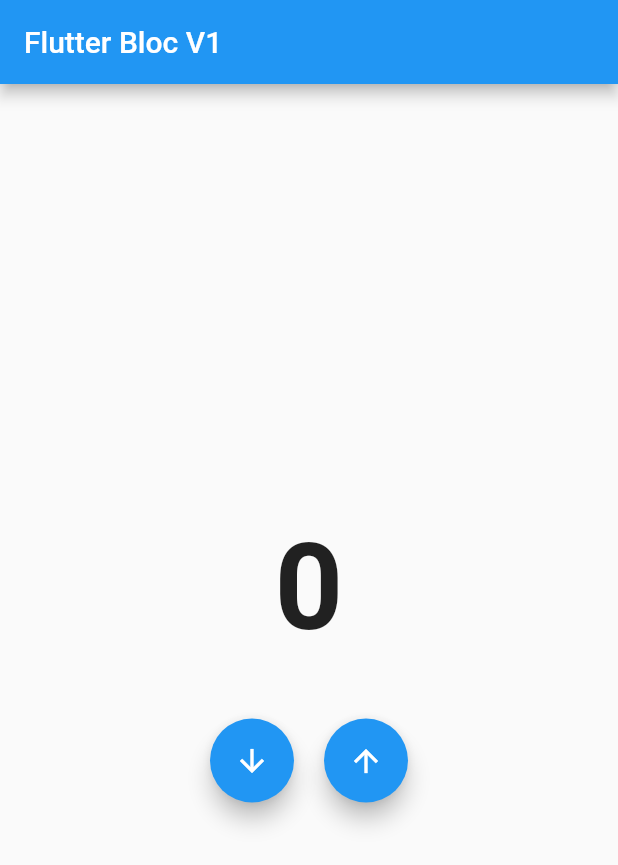
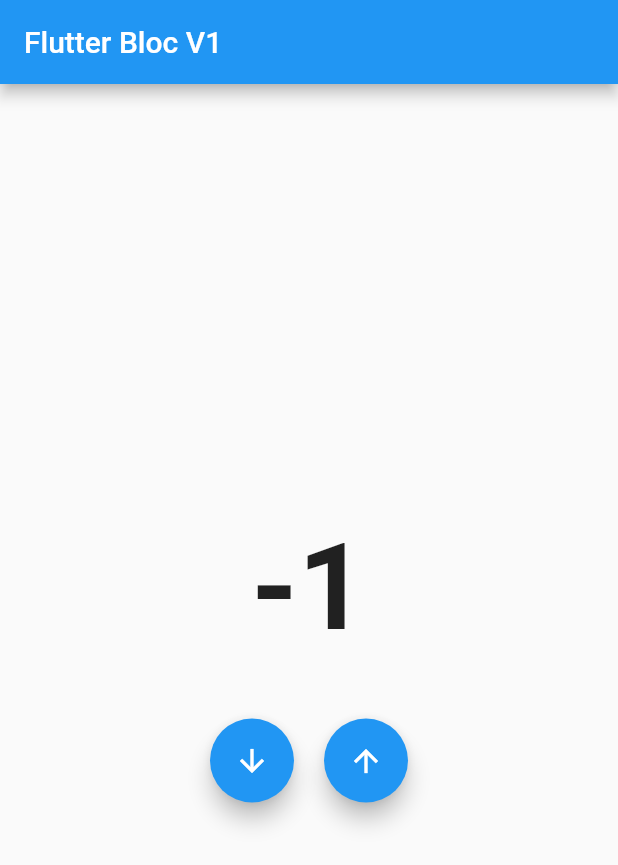
Before and after one commit to ardhikarafi/flutter-fundamental-flutterbloc-v1, a Flutter app: the screen it shows after launch, after a tap on the "arrow downward" icon, on a phone screen of 412 x 824 dp. Shown: the top 865 px of the screen. Run offline on Flutter 3.47's test engine with Material 2 defaults, Android fonts, the phone set to English and light mode, and no system bars; our stand-ins replace bloc, flutter_bloc.

```diff
--- a/lib/bloc/counter_bloc.dart
+++ b/lib/bloc/counter_bloc.dart
@@ -8,7 +8,6 @@ part 'counter_state.dart';
 
 class CounterBloc extends Bloc<CounterEvent, CounterState> {
   @override
-  // TODO: implement initialState
   CounterState get initialState => CounterState(0);
 
   @override
--- a/lib/main.dart
+++ b/lib/main.dart
@@ -1,4 +1,7 @@
 import 'package:flutter/material.dart';
+import 'package:flutter_bloc/flutter_bloc.dart';
+// import 'package:flutter_bloc_ver1/bloc/counter_bloc.dart';
+import 'package:flutter_bloc_ver1/bloc/bloc.dart';
 import 'package:flutter_bloc_ver1/mainpage.dart';
 
 void main() {
@@ -10,7 +13,8 @@ class MyApp extends StatelessWidget {
   Widget build(BuildContext context) {
     return MaterialApp(
       debugShowCheckedModeBanner: false,
-      home: MainPage(),
+      home: BlocProvider<CounterBloc>(
+          builder: (context) => CounterBloc(), child: MainPage()),
     );
   }
 }
--- a/lib/mainpage.dart
+++ b/lib/mainpage.dart
@@ -1,8 +1,11 @@
 import 'package:flutter/material.dart';
+import 'package:flutter_bloc/flutter_bloc.dart';
+import 'package:flutter_bloc_ver1/bloc/counter_bloc.dart';
 
 class MainPage extends StatelessWidget {
   @override
   Widget build(BuildContext context) {
+    CounterBloc cbloc = BlocProvider.of<CounterBloc>(context);
     return Scaffold(
       appBar: AppBar(
         title: Text("Flutter Bloc V1"),
@@ -11,9 +14,11 @@ class MainPage extends StatelessWidget {
         child: Column(
           mainAxisAlignment: MainAxisAlignment.center,
           children: [
-            Text(
-              "0",
-              style: TextStyle(fontSize: 80, fontWeight: FontWeight.bold),
+            BlocBuilder<CounterBloc, CounterState>(
+              builder: (context, counterState) => Text(
+                counterState.value.toString(),
+                style: TextStyle(fontSize: 80, fontWeight: FontWeight.bold),
+              ),
             ),
             SizedBox(
               height: 40,
@@ -22,12 +27,16 @@ class MainPage extends StatelessWidget {
               mainAxisAlignment: MainAxisAlignment.center,
               children: [
                 FloatingActionButton(
-                  onPressed: () {},
+                  onPressed: () {
+                    cbloc.add(Decrement());
+                  },
                   child: Icon(Icons.arrow_downward),
                 ),
                 SizedBox(width: 20),
                 FloatingActionButton(
-                  onPressed: () {},
+                  onPressed: () {
+                    cbloc.add(Increment());
+                  },
                   child: Icon(Icons.arrow_upward),
                 ),
               ],
```
